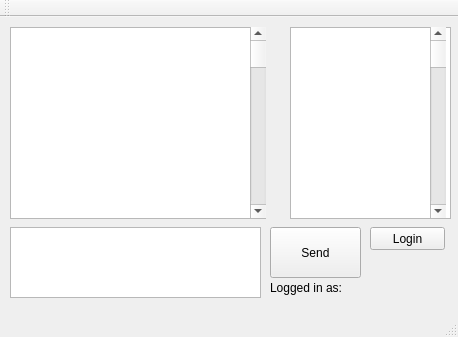
The window that mainchatwindow.ui (joe564338/ChatSec) describes before a commit, drawn with Qt 5.
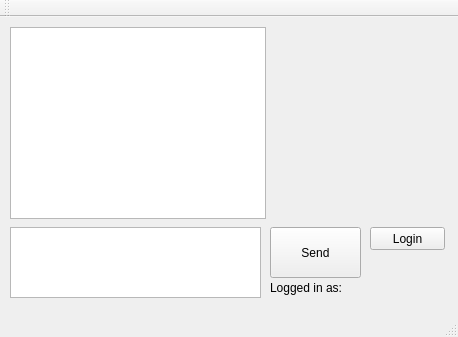
The same window after the commit.

Diff of the .ui file:
```diff
--- a/mainchatwindow.ui
+++ b/mainchatwindow.ui
@@ -24,42 +24,6 @@
      </rect>
     </property>
    </widget>
-   <widget class="QListView" name="mUserList">
-    <property name="geometry">
-     <rect>
-      <x>290</x>
-      <y>10</y>
-      <width>161</width>
-      <height>192</height>
-     </rect>
-    </property>
-   </widget>
-   <widget class="QScrollBar" name="mChatScroll">
-    <property name="geometry">
-     <rect>
-      <x>250</x>
-      <y>10</y>
-      <width>16</width>
-      <height>191</height>
-     </rect>
-    </property>
-    <property name="orientation">
-     <enum>Qt::Vertical</enum>
-    </property>
-   </widget>
-   <widget class="QScrollBar" name="mUserListScroll">
-    <property name="geometry">
-     <rect>
-      <x>430</x>
-      <y>10</y>
-      <width>16</width>
-      <height>191</height>
-     </rect>
-    </property>
-    <property name="orientation">
-     <enum>Qt::Vertical</enum>
-    </property>
-   </widget>
    <widget class="QTextEdit" name="mChatBox">
     <property name="geometry">
      <rect>
```
